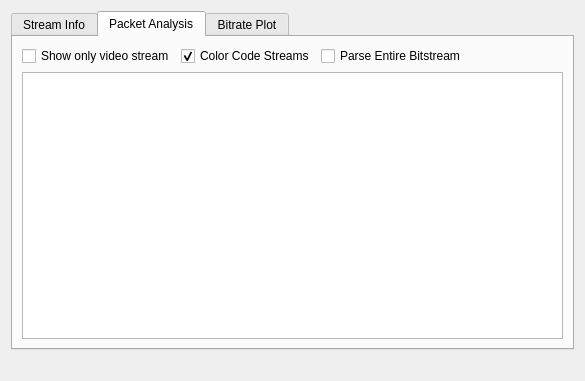
This is ui/bitstreamAnalysisWidget.ui in IENT/YUView as Qt 5 draws it before an edit. The edited form follows.
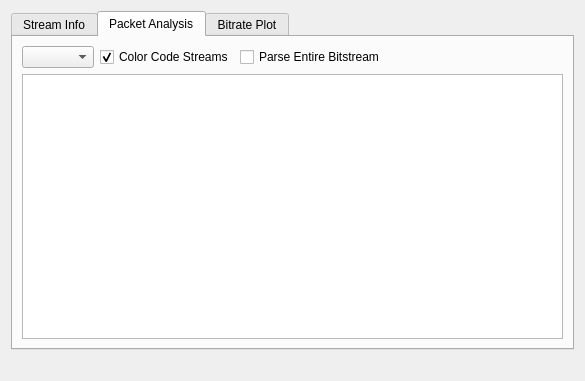
This is the edited form. The open tabs and pages were chosen to show the change. Custom widgets are drawn as their Qt base class.

Commit message: Added a combo box to filter packets by stream

The edit to the form file:
```diff
--- a/ui/bitstreamAnalysisWidget.ui
+++ b/ui/bitstreamAnalysisWidget.ui
@@ -51,15 +51,12 @@
        <item>
         <layout class="QHBoxLayout" name="horizontalLayout">
          <item>
-          <widget class="QCheckBox" name="showVideoStreamOnlyCheckBox">
+          <widget class="QComboBox" name="showStreamComboBox">
            <property name="toolTip">
             <string>Hide all packets that don't belong to the video stream</string>
            </property>
            <property name="whatsThis">
-            <string>Hide all packets that don't belong to the video stream</string>
-           </property>
-           <property name="text">
-            <string>Show only video stream</string>
+            <string>Filter packets by stream.</string>
            </property>
           </widget>
          </item>
```
Left out of the diff: 4 changed lines with no effect on the pictures. The commit also changes 14 other files.
